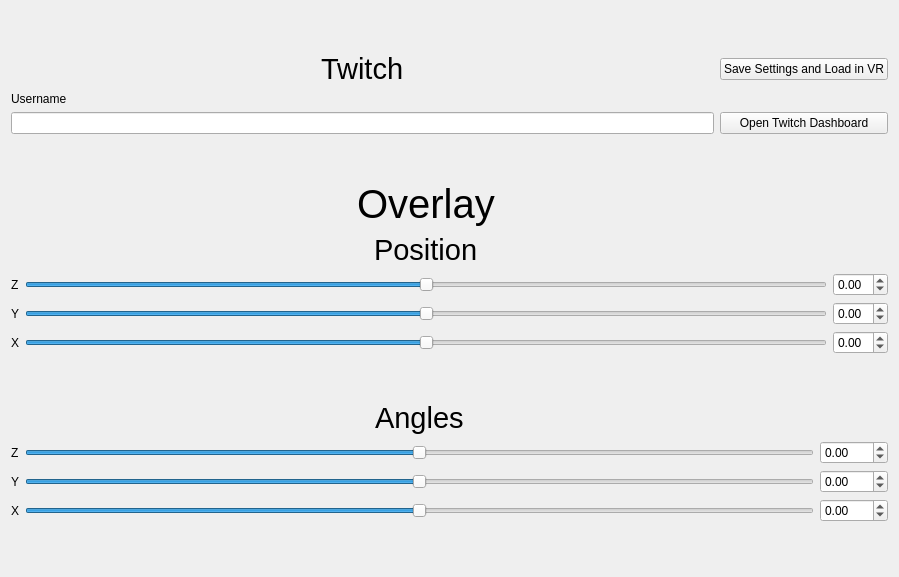
First picture: the form in mainsettings.ui, repository RedstoneLP2/VR-Twitch-Overlay, before the edit.
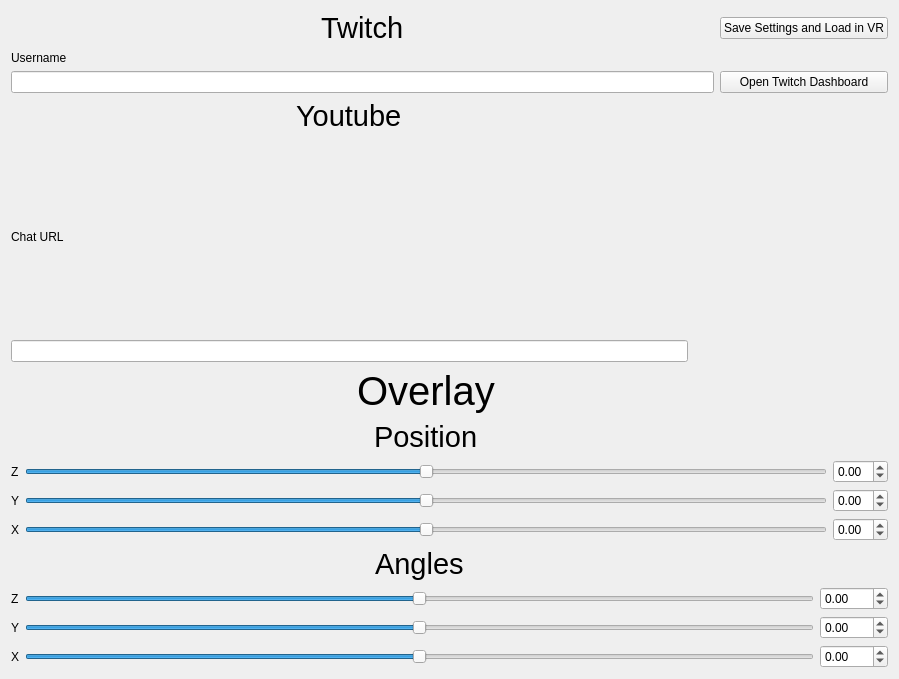
Second picture: the form after the edit.

Commit message: Continued Youtube Chat implementation, Fixed Position not saving

```diff
--- a/mainsettings.ui
+++ b/mainsettings.ui
@@ -7,7 +7,7 @@
     <x>0</x>
     <y>0</y>
     <width>899</width>
-    <height>577</height>
+    <height>679</height>
    </rect>
   </property>
   <property name="windowTitle">
@@ -66,6 +66,54 @@
      </item>
     </layout>
    </item>
+   <item>
+    <layout class="QGridLayout" name="gridLayout_4">
+     <item row="1" column="0" alignment="Qt::AlignHCenter">
+      <widget class="QLabel" name="label_12">
+       <property name="sizePolicy">
+        <sizepolicy hsizetype="Maximum" vsizetype="Maximum">
+         <horstretch>0</horstretch>
+         <verstretch>0</verstretch>
+        </sizepolicy>
+       </property>
+       <property name="font">
+        <font>
+         <pointsize>22</pointsize>
+        </font>
+       </property>
+       <property name="text">
+        <string>Youtube</string>
+       </property>
+      </widget>
+     </item>
+     <item row="3" column="0">
+      <widget class="QLineEdit" name="YoutubeURLEdit"/>
+     </item>
+     <item row="2" column="0">
+      <widget class="QLabel" name="label_13">
+       <property name="text">
+        <string>Chat URL</string>
+       </property>
+      </widget>
+     </item>
+     <item row="1" column="1">
+      <spacer name="horizontalSpacer">
+       <property name="orientation">
+        <enum>Qt::Horizontal</enum>
+       </property>
+       <property name="sizeType">
+        <enum>QSizePolicy::Fixed</enum>
+       </property>
+       <property name="sizeHint" stdset="0">
+        <size>
+         <width>200</width>
+         <height>20</height>
+        </size>
+       </property>
+      </spacer>
+     </item>
+    </layout>
+   </item>
    <item>
     <layout class="QGridLayout" name="gridLayout_2">
      <item row="1" column="1" alignment="Qt::AlignHCenter">
```
The commit also changes 6 other files.
